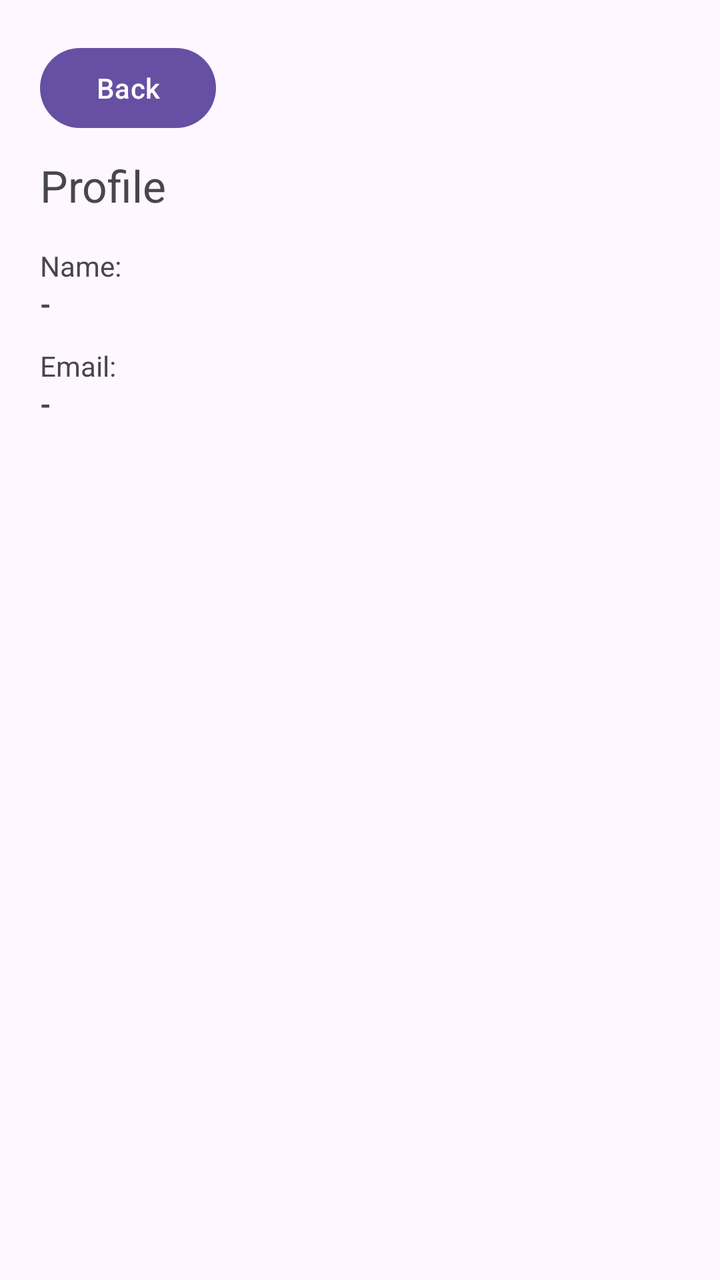
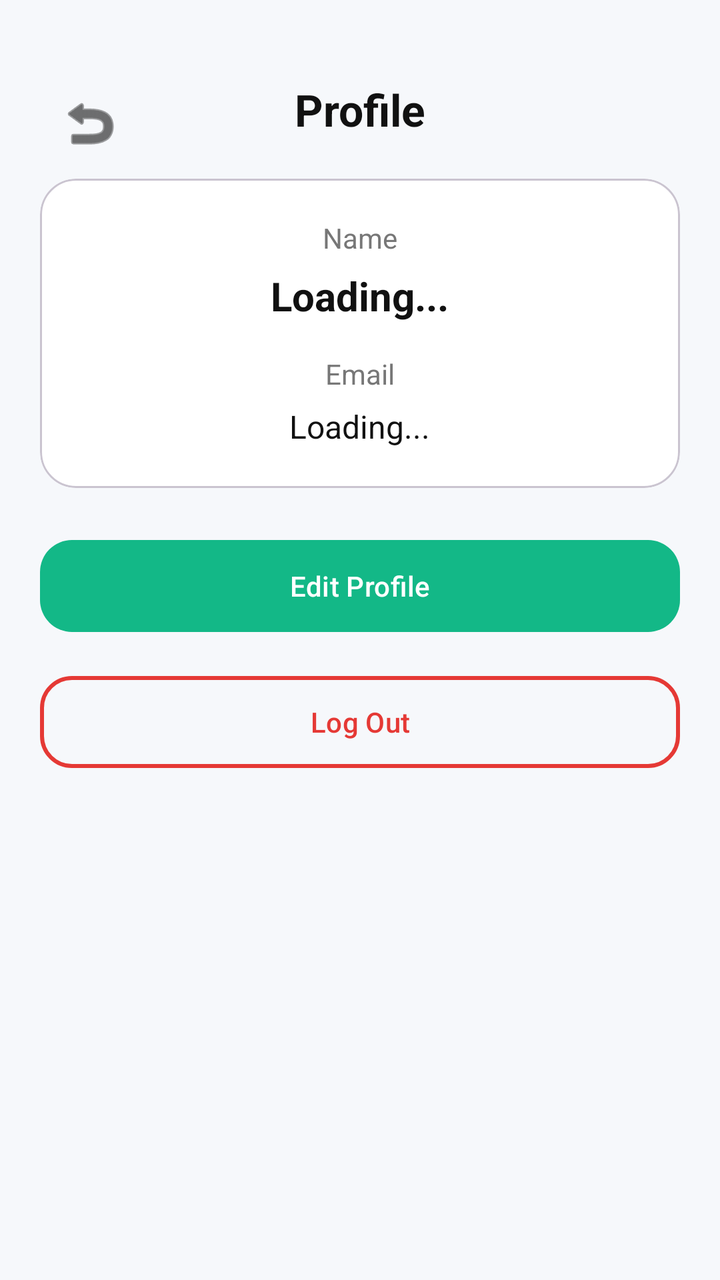

Two renders of the same Android screen: before a commit and after it. Below are the layout's source before the change and the commit's diff.
<!-- AndroidManifest.xml: application theme Theme.Material3.DayNight.NoActionBar -->
<!-- res/layout/activity_profile.xml -->
<?xml version="1.0" encoding="utf-8"?>
<LinearLayout xmlns:android="http://schemas.android.com/apk/res/android"
    android:padding="20dp"
    android:orientation="vertical"
    android:layout_width="match_parent"
    android:layout_height="match_parent">

    <Button
        android:id="@+id/backBtn"
        android:layout_width="wrap_content"
        android:layout_height="wrap_content"
        android:text="Back" />

    <TextView
        android:text="Profile"
        android:textSize="22sp"
        android:layout_marginTop="10dp"
        android:layout_width="wrap_content"
        android:layout_height="wrap_content"/>

    <TextView
        android:text="Name:"
        android:layout_marginTop="16dp"
        android:layout_width="wrap_content"
        android:layout_height="wrap_content"/>

    <TextView
        android:id="@+id/nameTv"
        android:text="-"
        android:textStyle="bold"
        android:layout_width="wrap_content"
        android:layout_height="wrap_content"/>

    <TextView
        android:text="Email:"
        android:layout_marginTop="12dp"
        android:layout_width="wrap_content"
        android:layout_height="wrap_content"/>

    <TextView
        android:id="@+id/emailTv"
        android:text="-"
        android:textStyle="bold"
        android:layout_width="wrap_content"
        android:layout_height="wrap_content"/>
</LinearLayout>
<!-- resources referenced by this layout -->
<resources>

</resources>

<!-- the commit's change to res/layout/activity_profile.xml (unified diff, before → after) -->
@@ -1,46 +1,133 @@
 <?xml version="1.0" encoding="utf-8"?>
-<LinearLayout xmlns:android="http://schemas.android.com/apk/res/android"
-    android:padding="20dp"
-    android:orientation="vertical"
+<androidx.constraintlayout.widget.ConstraintLayout
+    xmlns:android="http://schemas.android.com/apk/res/android"
+    xmlns:app="http://schemas.android.com/apk/res-auto"
     android:layout_width="match_parent"
-    android:layout_height="match_parent">
+    android:layout_height="match_parent"
+    android:background="@color/bg"
+    android:padding="20dp">
 
-    <Button
+    
+
+    
+
+    <ImageButton
         android:id="@+id/backBtn"
+        android:layout_width="42dp"
+        android:layout_height="43dp"
+        android:layout_marginStart="4dp"
+        android:layout_marginTop="20dp"
+        android:background="@android:color/transparent"
+        android:contentDescription="Back"
+        android:padding="16dp"
+        android:src="@android:drawable/ic_menu_revert"
+        app:layout_constraintStart_toStartOf="parent"
+        app:layout_constraintTop_toTopOf="parent"
+        app:tint="@color/text" />
+
+    <TextView
+        android:id="@+id/profileTitleTv"
         android:layout_width="wrap_content"
         android:layout_height="wrap_content"
-        android:text="Back" />
-
-    <TextView
         android:text="Profile"
         android:textSize="22sp"
-        android:layout_marginTop="10dp"
-        android:layout_width="wrap_content"
-        android:layout_height="wrap_content"/>
+        android:textStyle="bold"
+        android:textColor="@color/text"
+        app:layout_constraintTop_toTopOf="parent"
+        app:layout_constraintStart_toStartOf="parent"
+        app:layout_constraintEnd_toEndOf="parent"
+        android:layout_marginTop="20dp"/>
 
-    <TextView
-        android:text="Name:"
-        android:layout_marginTop="16dp"
-        android:layout_width="wrap_content"
-        android:layout_height="wrap_content"/>
+    
+    <com.google.android.material.card.MaterialCardView
+        android:id="@+id/profileCard"
+        android:layout_width="0dp"
+        android:layout_height="wrap_content"
+        android:layout_marginTop="20dp"
+        app:cardCornerRadius="18dp"
+        app:cardElevation="0dp"
+        app:cardBackgroundColor="@color/card"
+        app:layout_constraintTop_toBottomOf="@id/profileTitleTv"
+        app:layout_constraintStart_toStartOf="parent"
+        app:layout_constraintEnd_toEndOf="parent">
 
-    <TextView
-        android:id="@+id/nameTv"
-        android:text="-"
-        android:textStyle="bold"
-        android:layout_width="wrap_content"
-        android:layout_height="wrap_content"/>
+        <LinearLayout
+            android:layout_width="match_parent"
+            android:layout_height="wrap_content"
+            android:padding="20dp"
+            android:orientation="vertical"
+            android:gravity="center_horizontal">
 
-    <TextView
-        android:text="Email:"
-        android:layout_marginTop="12dp"
-        android:layout_width="wrap_content"
-        android:layout_height="wrap_content"/>
+            <TextView
+                android:text="Name"
+                android:textColor="@color/muted"
+                android:textSize="14sp"
+                android:layout_width="wrap_content"
+                android:layout_height="wrap_content"/>
 
-    <TextView
-        android:id="@+id/emailTv"
-        android:text="-"
-        android:textStyle="bold"
-        android:layout_width="wrap_content"
-        android:layout_height="wrap_content"/>
-</LinearLayout>
+            <TextView
+                android:id="@+id/nameTv"
+                android:text="Loading..."
+                android:textSize="20sp"
+                android:textStyle="bold"
+                android:textColor="@color/text"
+                android:layout_width="wrap_content"
+                android:layout_height="wrap_content"
+                android:layout_marginTop="6dp"/>
+
+            <View
+                android:layout_width="match_parent"
+                android:layout_height="16dp"/>
+
+            <TextView
+                android:text="Email"
+                android:textColor="@color/muted"
+                android:textSize="14sp"
+                android:layout_width="wrap_content"
+                android:layout_height="wrap_content"/>
+
+            <TextView
+                android:id="@+id/emailTv"
+                android:text="Loading..."
+                android:textSize="16sp"
+                android:textColor="@color/text"
+                android:layout_width="wrap_content"
+                android:layout_height="wrap_content"
+                android:layout_marginTop="6dp"/>
+
+        </LinearLayout>
+
+    </com.google.android.material.card.MaterialCardView>
+
+    
+    <com.google.android.material.button.MaterialButton
+        android:id="@+id/editBtn"
+        android:layout_width="0dp"
+        android:layout_height="54dp"
+        android:text="Edit Profile"
+        android:textAllCaps="false"
+        app:cornerRadius="16dp"
+        app:backgroundTint="@color/green"
+        android:layout_marginTop="22dp"
+        app:layout_constraintTop_toBottomOf="@id/profileCard"
+        app:layout_constraintStart_toStartOf="parent"
+        app:layout_constraintEnd_toEndOf="parent"/>
+
+    
+    <com.google.android.material.button.MaterialButton
+        android:id="@+id/logoutBtn"
+        android:layout_width="0dp"
+        android:layout_height="54dp"
+        android:text="Log Out"
+        android:textAllCaps="false"
+        app:cornerRadius="16dp"
+        app:strokeWidth="2dp"
+        app:strokeColor="@color/red"
+        android:textColor="@color/red"
+        app:backgroundTint="@android:color/transparent"
+        android:layout_marginTop="14dp"
+        app:layout_constraintTop_toBottomOf="@id/editBtn"
+        app:layout_constraintStart_toStartOf="parent"
+        app:layout_constraintEnd_toEndOf="parent"/>
+
+</androidx.constraintlayout.widget.ConstraintLayout>
<!-- resource entries referenced after the edit -->
@@ -1,5 +1,10 @@
 <!-- resources referenced by this layout -->
 <resources>
-
+  <color name="bg">#F6F8FB</color>
+  <color name="card">#FFFFFF</color>
+  <color name="green">#13B887</color>
+  <color name="muted">#777777</color>
+  <color name="red">#E53935</color>
+  <color name="text">#111111</color>
 </resources>
 
